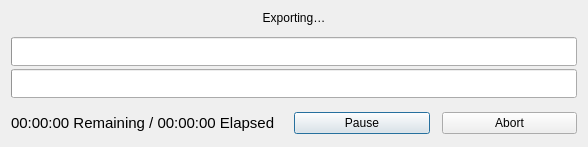
This is platform/qt/StatusDialog.ui in ilia3101/MLV-App as Qt 5 draws it before an edit. The edited form follows.
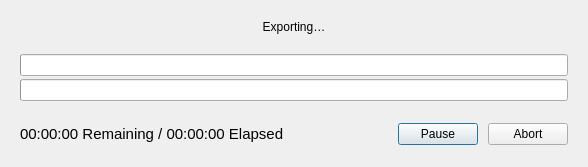
This is the edited form.

Diff of the .ui file:
```diff
--- a/platform/qt/StatusDialog.ui
+++ b/platform/qt/StatusDialog.ui
@@ -2,14 +2,6 @@
 <ui version="4.0">
  <class>StatusDialog</class>
  <widget class="QDialog" name="StatusDialog">
-  <property name="geometry">
-   <rect>
-    <x>0</x>
-    <y>0</y>
-    <width>588</width>
-    <height>147</height>
-   </rect>
-  </property>
   <property name="minimumSize">
    <size>
     <width>588</width>
@@ -19,11 +11,23 @@
   <property name="windowTitle">
    <string>MLV App – Export</string>
   </property>
-  <layout class="QGridLayout" name="gridLayout">
-   <property name="verticalSpacing">
-    <number>12</number>
+  <layout class="QVBoxLayout" name="verticalLayout_2">
+   <property name="spacing">
+    <number>20</number>
    </property>
-   <item row="0" column="0">
+   <property name="leftMargin">
+    <number>20</number>
+   </property>
+   <property name="topMargin">
+    <number>20</number>
+   </property>
+   <property name="rightMargin">
+    <number>20</number>
+   </property>
+   <property name="bottomMargin">
+    <number>20</number>
+   </property>
+   <item>
     <widget class="QLabel" name="label">
      <property name="sizePolicy">
       <sizepolicy hsizetype="Preferred" vsizetype="Fixed">
@@ -42,7 +46,7 @@
      </property>
     </widget>
    </item>
-   <item row="1" column="0">
+   <item>
     <layout class="QVBoxLayout" name="verticalLayout">
      <property name="spacing">
       <number>3</number>
@@ -69,10 +73,10 @@
      </item>
     </layout>
    </item>
-   <item row="2" column="0">
+   <item>
     <layout class="QHBoxLayout" name="horizontalLayout">
      <property name="spacing">
-      <number>12</number>
+      <number>10</number>
      </property>
      <item>
       <widget class="QLabel" name="labelEstimatedTime">
@@ -95,7 +99,13 @@
      <item>
       <spacer name="horizontalSpacer">
        <property name="orientation">
-        <enum>Qt::Horizontal</enum>
+        <enum>Qt::Orientation::Horizontal</enum>
+       </property>
+       <property name="sizeHint" stdset="0">
+        <size>
+         <width>0</width>
+         <height>0</height>
+        </size>
        </property>
       </spacer>
      </item>
```
Left out of the diff: 2 changed lines with no effect on the pictures.
